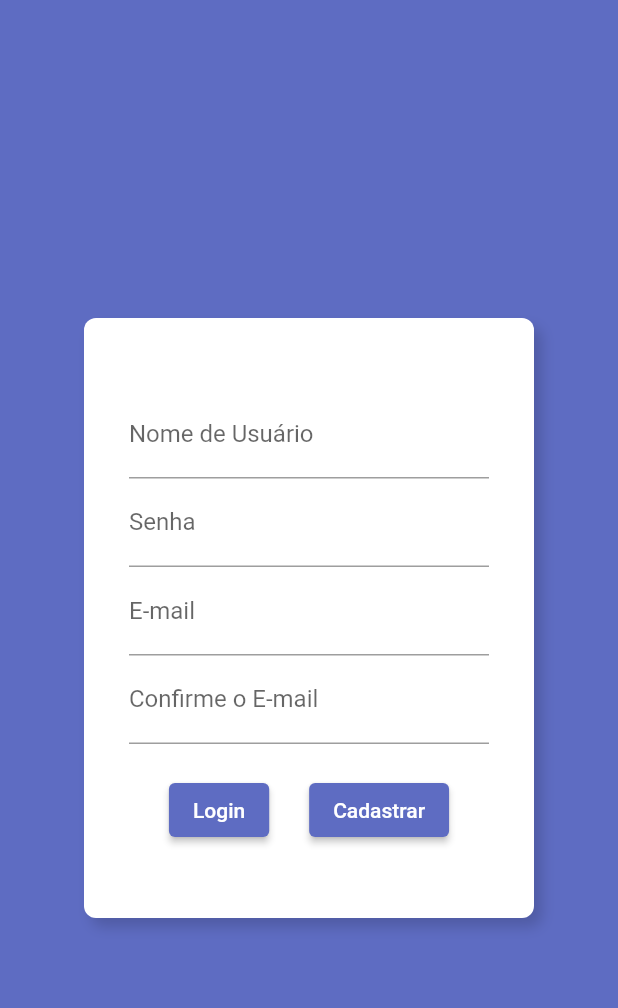
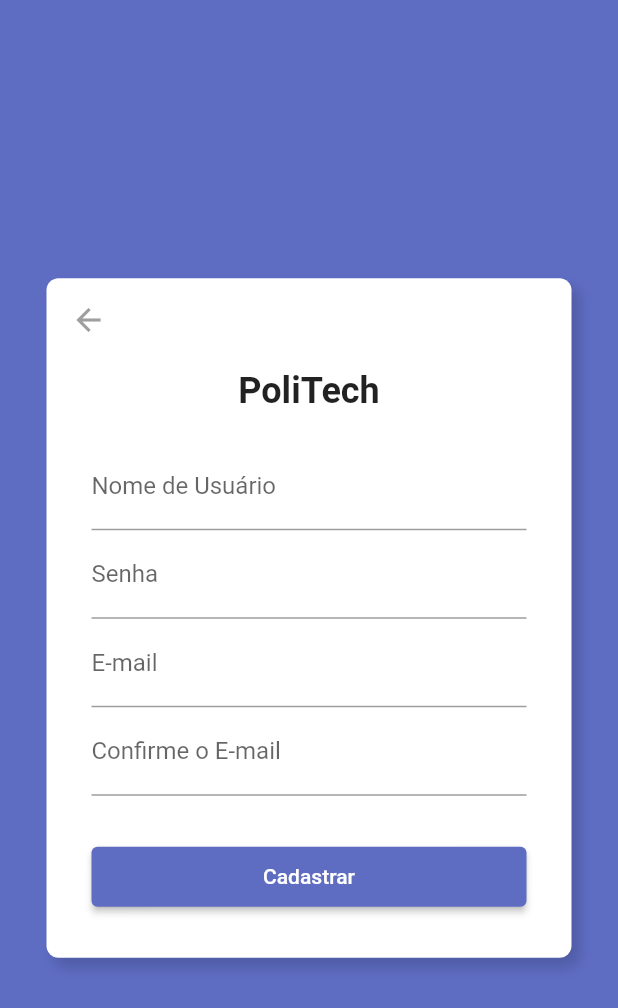
Before and after one commit to ceduardolima/politech, a Flutter app: the TelaCadastro screen opened directly, on a phone screen of 412 x 824 dp. Shown: the top 1008 px of the screen. Run offline on Flutter 3.47's test engine with Material 2 defaults, Android fonts, the phone set to English and light mode, and no system bars; our stand-ins replace floor, get_it, sqflite; missing offline and left inert: dart:ffi; accounts and stored records are empty; generated files the repository leaves out were written again.

Commit message:
refactorando: criando widget para o container de login e cadastro

```diff
--- a/lib/paginas/telacadastro.dart
+++ b/lib/paginas/telacadastro.dart
@@ -1,6 +1,7 @@
 import 'package:flutter/material.dart';
 import 'package:politech/paginas/telalogin.dart';
 import 'package:politech/theme/colors_theme.dart';
+import 'package:politech/widgets/container/login_container.dart';
 
 class TelaCadastro extends StatelessWidget {
   const TelaCadastro({super.key});
@@ -10,31 +11,29 @@ class TelaCadastro extends StatelessWidget {
     return Scaffold(
       backgroundColor: ColorsTheme().lightColorsScheme().primary,
       body: Center(
-        child: Container(
-          decoration: BoxDecoration(
-            color: Colors.white,
-            borderRadius: BorderRadius.circular(8.0),
-            // Opcional: adiciona bordas arredondadas
-            boxShadow: [
-              BoxShadow(
-                color: ColorsTheme()
-                    .lightColorsScheme()
-                    .primaryContainer
-                    .withOpacity(0.5), // Cor da sombra
-                spreadRadius: 0, // Raio de propagação da sombra
-                blurRadius: 7, // Raio de desfoque da sombra
-                offset: Offset(5, 6), // Deslocamento da sombra
+        child: LoginContainer(
+          botaoVoltar: IconButton(
+            alignment: Alignment.topLeft,
+            onPressed: () => Navigator.pop(context),
+            icon: const Icon(Icons.arrow_back, color: Colors.grey,),
+            style: IconButton.styleFrom(alignment: Alignment.centerLeft),
           ),
-            ],
+          filho: Column(
+            mainAxisAlignment: MainAxisAlignment.center,
+            crossAxisAlignment: CrossAxisAlignment.stretch,
+            mainAxisSize: MainAxisSize.min,
+            children: <Widget>[
+              const Text(
+                'PoliTech',
+                style: TextStyle(
+                  fontWeight: FontWeight.bold, // Texto em negrito
+                  fontSize: 24,
                 ),
-          height: 400.0,
-          //Altura desejada
-          width: 300.0,
-          padding: const EdgeInsets.all(30.0),
-          // Espaçamento interno
-          child: Column(
-            mainAxisAlignment: MainAxisAlignment.center,
-            children: <Widget>[
+                textAlign: TextAlign.center,
+              ),
+              const SizedBox(
+                height: 20,
+              ),
               const TextField(
                 decoration: InputDecoration(
                   labelText: 'Nome de Usuário',
@@ -58,21 +57,11 @@ class TelaCadastro extends StatelessWidget {
                   labelText: 'Confirme o E-mail',
                 ),
               ),
-              const SizedBox(height: 20.0),
-              Row(
-                mainAxisAlignment: MainAxisAlignment.spaceEvenly,
-                children: <Widget>[
+              const SizedBox(height: 30.0),
               ElevatedButton(
-                    onPressed: () {
-                      // Navegar para a TelaCadastro quando o botão "Cadastro" for pressionado
-                      Navigator.push(
-                        context,
-                        MaterialPageRoute(builder: (context) => TelaLogin()),
-                      );
-                    },
-                    child: Text('Login'),
-                  ),
-                  ElevatedButton(
+                child: const Text('Cadastrar'),
+                style: ElevatedButton.styleFrom(
+                    fixedSize: const Size.fromHeight(40)),
                 onPressed: () {
                   // Mostrar o texto "Testar banco" ao pressionar o botão
                   showDialog(
@@ -83,8 +72,7 @@ class TelaCadastro extends StatelessWidget {
                         actions: <Widget>[
                           TextButton(
                             onPressed: () {
-                                  Navigator.of(context)
-                                      .pop(); // Feche o diálogo
+                              Navigator.of(context).pop(); // Feche o diálogo
                             },
                             child: const Text('Fechar'),
                           ),
@@ -93,9 +81,6 @@ class TelaCadastro extends StatelessWidget {
                     },
                   );
                 },
-                    child: Text('Cadastrar'),
-                  ),
-                ],
               ),
             ],
           ),
--- /dev/null
+++ b/lib/widgets/container/login_container.dart
@@ -0,0 +1,55 @@
+import 'package:flutter/material.dart';
+
+import '../../theme/colors_theme.dart';
+
+class LoginContainer extends StatelessWidget {
+  const LoginContainer({super.key, required this.filho, this.botaoVoltar});
+
+  final Widget filho;
+  final Widget? botaoVoltar;
+
+  @override
+  Widget build(BuildContext context) {
+    return Container(
+      decoration: BoxDecoration(
+        color: Colors.white,
+        borderRadius: BorderRadius.circular(8.0),
+        boxShadow: [
+          BoxShadow(
+            color: ColorsTheme()
+                .lightColorsScheme()
+                .primaryContainer
+                .withOpacity(0.5),
+            spreadRadius: 0,
+            blurRadius: 7,
+            offset: Offset(5, 6),
+          ),
+        ],
+      ),
+      width: 350.0,
+      child: Column(
+        mainAxisSize: MainAxisSize.min,
+        mainAxisAlignment: MainAxisAlignment.center,
+        crossAxisAlignment: CrossAxisAlignment.stretch,
+        children: [
+          Padding(
+            padding: const EdgeInsets.only(left: 8.0, top: 8.0),
+            child: botaoVoltar ??
+                const SizedBox(
+                  height: 0,
+                ),
+          ),
+          Padding(
+            padding: const EdgeInsets.only(
+              left: 30.0,
+              right: 30.0,
+              top: 5.0,
+              bottom: 30.0,
+            ),
+            child: filho,
+          ),
+        ],
+      ),
+    );
+  }
+}
```
Lines whose indentation alone changed are shown as unchanged.
